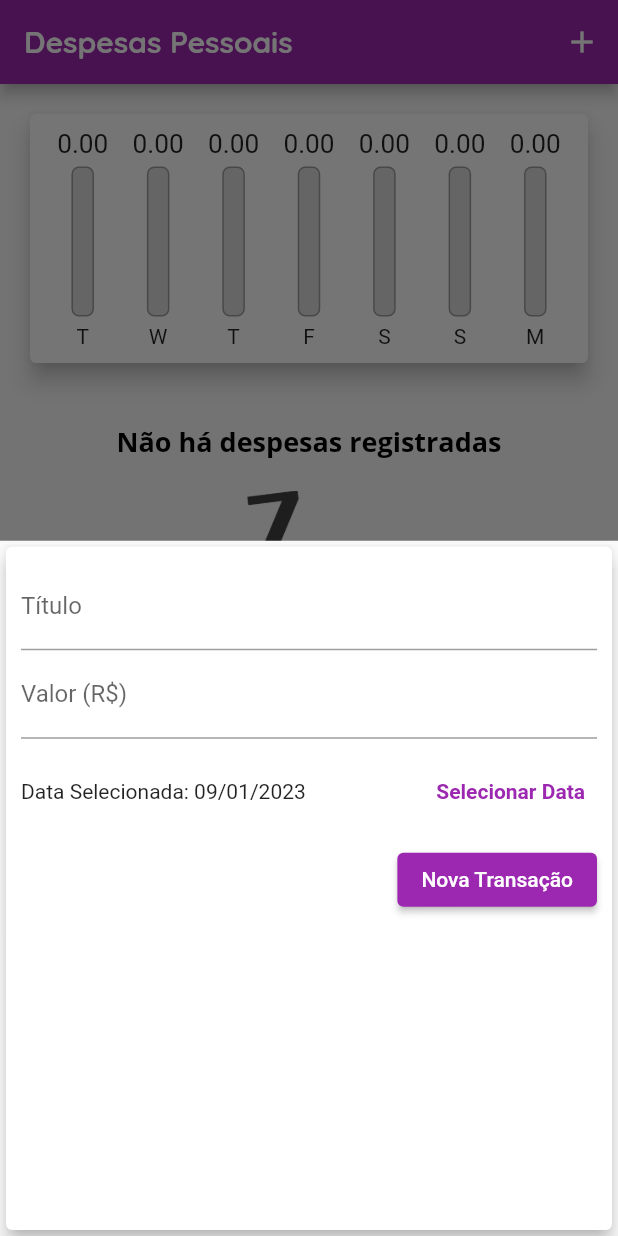
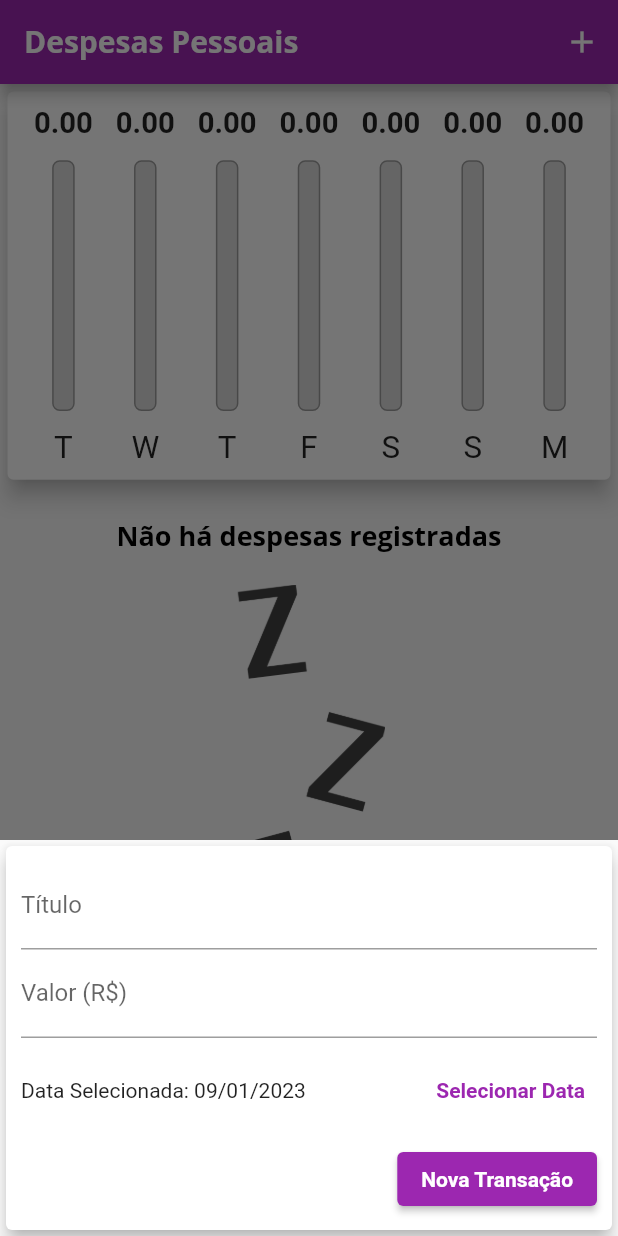
Before and after one commit to silvaalexsander/App-Expenses-Flutter, a Flutter app: the screen it shows after launch, after a tap on the "add" icon, on a phone screen of 412 x 824 dp. Run offline on Flutter 3.47's test engine with Material 2 defaults, Android fonts, the phone set to English and light mode, and no system bars.

Commit message:
Responsividade e ajustes para IOS

```diff
--- a/lib/components/chart.dart
+++ b/lib/components/chart.dart
@@ -43,7 +43,7 @@ class Chart extends StatelessWidget {
   Widget build(BuildContext context) {
     return Card(
       elevation: 6,
-      margin: EdgeInsets.all(20),
+      margin: EdgeInsets.all(5),
       child: Padding(
         padding: const EdgeInsets.all(10),
         child: Row(
--- a/lib/components/chart_bar.dart
+++ b/lib/components/chart_bar.dart
@@ -16,17 +16,25 @@ class ChartBar extends StatelessWidget {
 
   @override
   Widget build(BuildContext context) {
+    return LayoutBuilder(
+      builder: (ctx, constraints) {
         return Column(
           children: [
             Container(
-          height: 20,
+              height: constraints.maxHeight * 0.1,
               child: FittedBox(
-            child: Text(value!.toStringAsFixed(2)),
+                child: Text(
+                  '${value!.toStringAsFixed(2)}',
+                  style: TextStyle(
+                    fontSize: 9,
+                    fontWeight: FontWeight.bold,
                   ),
                 ),
-        SizedBox(height: 5),
+              ),
+            ),
+            SizedBox(height: constraints.maxHeight * 0.05),
             Container(
-          height: 100,
+              height: constraints.maxHeight * 0.70,
               width: 15,
               child: Stack(
                 alignment: Alignment.bottomCenter,
@@ -53,9 +61,16 @@ class ChartBar extends StatelessWidget {
                 ],
               ),
             ),
-        SizedBox(height: 5),
-        Text(label!),
+            SizedBox(height: constraints.maxHeight * 0.05),
+            Container(
+              height: constraints.maxHeight * 0.1,
+              child: FittedBox(
+                child: Text(label!),
+              ),
+            ),
           ],
+        );
+      },
     );
   }
 }
--- a/lib/components/transaction_form.dart
+++ b/lib/components/transaction_form.dart
@@ -21,7 +21,7 @@ class _TransactionFormState extends State<TransactionForm> {
     final title = _titleController.text;
     final value = double.tryParse(_valueController.text) ?? 0;
 
-    if (title.isEmpty || value <= 0 || _selectedDate == null) {
+    if (title.isEmpty || value <= 0) {
       return;
     }
 
@@ -38,7 +38,6 @@ class _TransactionFormState extends State<TransactionForm> {
       if (pickedDate == null) {
         return;
       }
-
       setState(() {
         _selectedDate = pickedDate;
       });
@@ -47,10 +46,16 @@ class _TransactionFormState extends State<TransactionForm> {
 
   @override
   Widget build(BuildContext context) {
-    return Card(
+    return SingleChildScrollView(
+      child: Card(
         elevation: 5,
         child: Padding(
-        padding: const EdgeInsets.all(10),
+          padding: EdgeInsets.only(
+            top: 10,
+            right: 10,
+            left: 10,
+            bottom: 10 + MediaQuery.of(context).viewInsets.bottom,
+          ),
           child: Column(
             children: [
               TextField(
@@ -109,6 +114,7 @@ class _TransactionFormState extends State<TransactionForm> {
             ],
           ),
         ),
+      ),
     );
   }
 }
--- a/lib/components/transaction_list.dart
+++ b/lib/components/transaction_list.dart
@@ -12,10 +12,10 @@ class TransactionList extends StatelessWidget {
 
   @override
   Widget build(BuildContext context) {
-    return Container(
-      height: 400,
-      child: transactions.isEmpty
-          ? Column(
+    return transactions.isEmpty
+        ? LayoutBuilder(
+            builder: (ctx, constraints) {
+              return Column(
                 children: [
                   SizedBox(
                     height: 20,
@@ -28,13 +28,15 @@ class TransactionList extends StatelessWidget {
                     height: 20,
                   ),
                   Container(
-                  height: 200,
+                    height: constraints.maxHeight * 0.5,
                     child: Image.asset(
                       'assets/images/waiting.png',
                       fit: BoxFit.cover,
                     ),
                   ),
                 ],
+              );
+            },
           )
         : ListView.builder(
             itemCount: transactions.length,
@@ -54,7 +56,7 @@ class TransactionList extends StatelessWidget {
                     child: Padding(
                       padding: const EdgeInsets.all(8.0),
                       child: FittedBox(
-                          child: Text('R\$${tr.value}'),
+                        child: Text('R\$${tr.value.toStringAsFixed(2)}'),
                       ),
                     ),
                   ),
@@ -65,7 +67,17 @@ class TransactionList extends StatelessWidget {
                   subtitle: Text(
                     DateFormat('d MMM y').format(tr.date),
                   ),
-                    trailing: IconButton(
+                  trailing: MediaQuery.of(context).size.width > 400
+                      ? TextButton.icon(
+                          onPressed: () {},
+                          icon: Icon(Icons.delete),
+                          label: Text(
+                            'Excluir',
+                            style:
+                                TextStyle(color: Theme.of(context).errorColor),
+                          ),
+                        )
+                      : IconButton(
                           icon: Icon(Icons.delete),
                           color: Theme.of(context).colorScheme.secondary,
                           onPressed: (() => onRemove(tr.id)),
@@ -73,7 +85,6 @@ class TransactionList extends StatelessWidget {
                 ),
               );
             },
-            ),
           );
   }
 }
--- a/lib/main.dart
+++ b/lib/main.dart
@@ -1,68 +1,71 @@
-// ignore_for_file: prefer_const_constructors, prefer_const_literals_to_create_immutables, sort_child_properties_last, sized_box_for_whitespace, unused_field, use_key_in_widget_constructors, avoid_unnecessary_containers, unused_element
+import 'dart:math';
+import 'dart:io';
 
-import 'dart:math';
 import 'package:expenses/components/transaction_form.dart';
 import 'package:flutter/material.dart';
+import 'package:flutter/cupertino.dart';
 
+import 'components/transaction_form.dart';
+import 'components/transaction_list.dart';
 import 'components/chart.dart';
-import 'components/transaction_list.dart';
 import 'models/transaction.dart';
 
 main() => runApp(ExpensesApp());
 
 class ExpensesApp extends StatelessWidget {
+  ExpensesApp({Key? key}) : super(key: key);
+  final ThemeData tema = ThemeData();
+
   @override
   Widget build(BuildContext context) {
-    final ThemeData tema = ThemeData();
-
     return MaterialApp(
-      home: MyHomePage(),
+      home: const MyHomePage(),
       theme: tema.copyWith(
         colorScheme: tema.colorScheme.copyWith(
           primary: Colors.purple,
           secondary: Colors.purple[300],
         ),
         textTheme: tema.textTheme.copyWith(
-            headline6: TextStyle(
+          headline6: const TextStyle(
             fontFamily: 'OpenSans',
             fontSize: 18,
             fontWeight: FontWeight.bold,
             color: Colors.black,
           ),
+          button: const TextStyle(
+            color: Colors.white,
+            fontWeight: FontWeight.bold,
           ),
-          appBarTheme: AppBarTheme(
+        ),
+        appBarTheme: const AppBarTheme(
           titleTextStyle: TextStyle(
-              fontFamily: 'Quicksand',
+            fontFamily: 'OpenSans',
             fontSize: 20,
             fontWeight: FontWeight.bold,
           ),
-          )),
+        ),
+      ),
     );
   }
 }
 
 class MyHomePage extends StatefulWidget {
+  const MyHomePage({Key? key}) : super(key: key);
+
   @override
   State<MyHomePage> createState() => _MyHomePageState();
 }
 
 class _MyHomePageState extends State<MyHomePage> {
   final List<Transaction> _transactions = [];
+  bool _showChart = false;
 
-  List<Transaction> get _recenteTransactions {
+  List<Transaction> get _recentTransactions {
     return _transactions.where((tr) {
-      return tr.date.isAfter(DateTime.now().subtract(Duration(
-        days: 7,
-      )));
+      return tr.date.isAfter(DateTime.now().subtract(
+        const Duration(days: 7),
+      ));
     }).toList();
-  }
-
-  _openTransactionFormModal(BuildContext context) {
-    showModalBottomSheet(
-        context: context,
-        builder: (_) {
-          return TransactionForm(_addTransaction);
-        });
   }
 
   _addTransaction(String title, double value, DateTime date) {
@@ -72,6 +75,7 @@ class _MyHomePageState extends State<MyHomePage> {
       value: value,
       date: date,
     );
+
     setState(() {
       _transactions.add(newTransaction);
     });
@@ -85,32 +89,97 @@ class _MyHomePageState extends State<MyHomePage> {
     });
   }
 
+  _openTransactionFormModal(BuildContext context) {
+    showModalBottomSheet(
+      context: context,
+      builder: (_) {
+        return TransactionForm(_addTransaction);
+      },
+    );
+  }
+
+  Widget _getIconButton(IconData icon, Function() fn) {
+    return Platform.isIOS
+        ? GestureDetector(onTap: fn, child: Icon(icon))
+        : IconButton(icon: Icon(icon), onPressed: fn);
+  }
+
   @override
   Widget build(BuildContext context) {
-    return Scaffold(
-      appBar: AppBar(
-        title: Text('Despesas Pessoais'),
-        actions: <Widget>[
-          IconButton(
-            icon: Icon(Icons.add),
-            onPressed: () => _openTransactionFormModal(context),
+    final mediaQuery = MediaQuery.of(context);
+    bool isLandscape = mediaQuery.orientation == Orientation.landscape;
+
+    final iconList = Platform.isIOS ? CupertinoIcons.refresh : Icons.list;
+    final chartList =
+        Platform.isIOS ? CupertinoIcons.refresh : Icons.show_chart;
+
+    final actions = [
+      if (isLandscape)
+        _getIconButton(
+          _showChart ? iconList : chartList,
+          () {
+            setState(() {
+              _showChart = !_showChart;
+            });
+          },
+        ),
+      _getIconButton(
+        Platform.isIOS ? CupertinoIcons.add : Icons.add,
+        () => _openTransactionFormModal(context),
+      ),
+    ];
+
+    final PreferredSizeWidget appBar = AppBar(
+      title: const Text('Despesas Pessoais'),
+      actions: actions,
+    );
+
+    final availableHeight = mediaQuery.size.height -
+        appBar.preferredSize.height -
+        mediaQuery.padding.top;
+
+    final bodyPage = SafeArea(
+      child: SingleChildScrollView(
+        child: Column(
+          crossAxisAlignment: CrossAxisAlignment.stretch,
+          children: [
+            if (_showChart || !isLandscape)
+              SizedBox(
+                height: availableHeight * (isLandscape ? 0.8 : 0.35),
+                child: Chart(_recentTransactions),
+              ),
+            if (!_showChart || !isLandscape)
+              SizedBox(
+                height: availableHeight * (isLandscape ? 0.85 : 0.6),
+                child: TransactionList(_transactions, _removeTransaction),
               ),
           ],
         ),
-      body: SingleChildScrollView(
-        child: Column(
-          crossAxisAlignment: CrossAxisAlignment.stretch,
-          children: <Widget>[
-            Chart(_recenteTransactions),
-            TransactionList(_transactions, _removeTransaction),
-          ],
+      ),
+    );
+
+    return Platform.isIOS
+        ? CupertinoPageScaffold(
+            navigationBar: CupertinoNavigationBar(
+              middle: const Text('Despesas Pessoais'),
+              trailing: Row(
+                mainAxisSize: MainAxisSize.min,
+                children: actions,
               ),
             ),
-      floatingActionButton: FloatingActionButton(
-        child: Icon(Icons.add),
+            child: bodyPage,
+          )
+        : Scaffold(
+            appBar: appBar,
+            body: bodyPage,
+            floatingActionButton: Platform.isIOS
+                ? Container()
+                : FloatingActionButton(
+                    child: const Icon(Icons.add),
                     onPressed: () => _openTransactionFormModal(context),
                   ),
-      floatingActionButtonLocation: FloatingActionButtonLocation.endFloat,
+            floatingActionButtonLocation:
+                FloatingActionButtonLocation.endFloat,
           );
   }
 }
```
Also changed, not shown: lib/components/adaptative_button.dart (added, +36 -0 lines), lib/components/adaptative_date_picker.dart (added, +66 -0 lines), lib/components/adaptative_text_field.dart (added, +46 -0 lines). Lines whose indentation alone changed are shown as unchanged.
